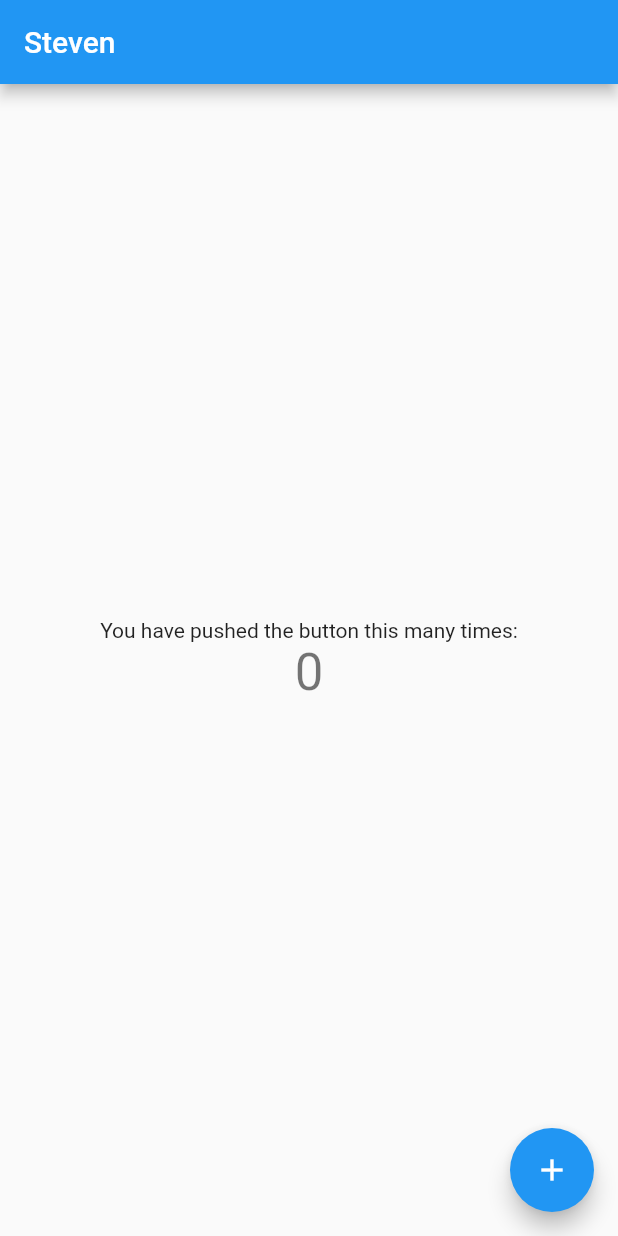
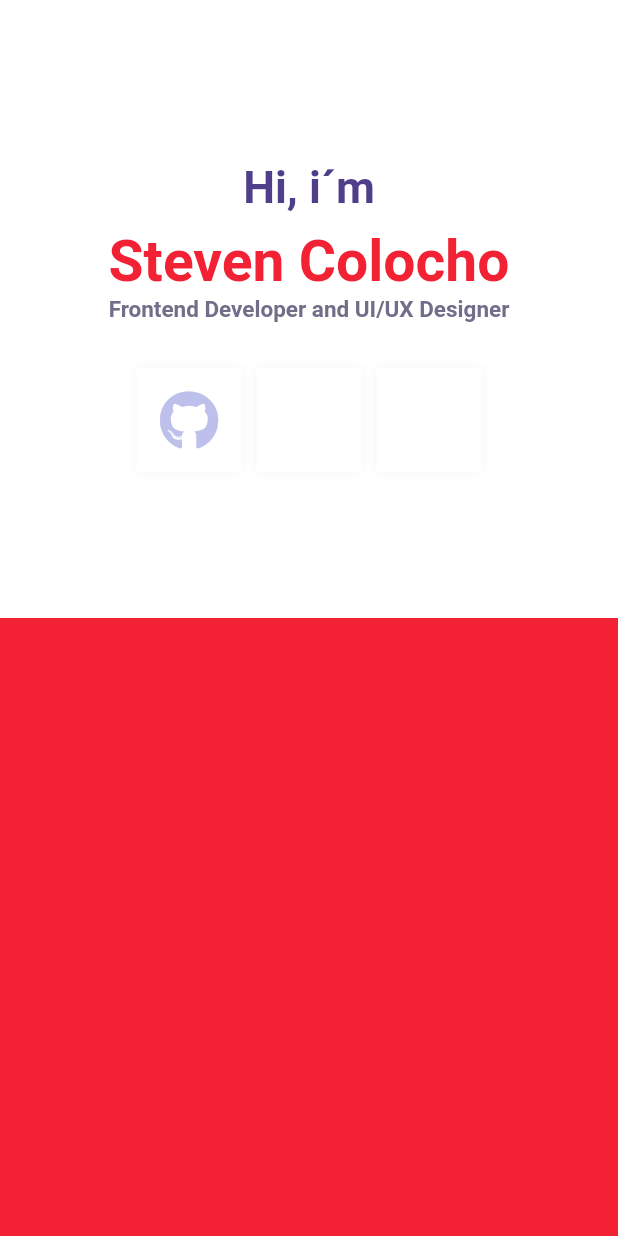
Before and after one commit to Makarov96/Steven, a Flutter app: the screen it shows after launch, on a phone screen of 412 x 824 dp. Run offline on Flutter 3.47's test engine with Material 2 defaults, Android fonts, the phone set to English and light mode, and no system bars; our stand-ins replace font_awesome_flutter.

Commit message:
"Adde custom screens"

```diff
--- /dev/null
+++ b/lib/Portfolio/ui/screens/home.dart
@@ -0,0 +1,13 @@
+import 'package:flutter/material.dart';
+import 'package:flutter_web_steven/Portfolio/ui/widgets/gridhome.dart';
+
+class Home extends StatelessWidget {
+  const Home({Key key}) : super(key: key);
+
+  @override
+  Widget build(BuildContext context) {
+    return Scaffold(
+      body: GridHome(),
+    );
+  }
+}
--- /dev/null
+++ b/lib/Portfolio/ui/widgets/gridhome.dart
@@ -0,0 +1,15 @@
+import 'package:flutter/material.dart';
+import 'package:flutter_web_steven/Portfolio/ui/widgets/maxviewscreen.dart';
+import 'package:flutter_web_steven/Portfolio/ui/widgets/minviewscreen.dart';
+
+
+class GridHome extends StatelessWidget {
+   GridHome({Key key}) : super(key: key);
+
+  @override
+  Widget build(BuildContext context) {
+    double screenHeight = MediaQuery.of(context).size.height;
+    double screenWidth = MediaQuery.of(context).size.width;
+    return  (screenWidth < 700)? MinViewScreen():MaxViewScreen();
+  }
+}
--- /dev/null
+++ b/lib/Portfolio/ui/widgets/maxviewscreen.dart
@@ -0,0 +1,78 @@
+import 'package:flutter/material.dart';
+import 'package:flutter_web_steven/Utils/styles.dart';
+
+
+class MaxViewScreen extends StatelessWidget {
+  const MaxViewScreen({Key key}) : super(key: key);
+
+  @override
+  Widget build(BuildContext context) {
+
+    double screenHeight = MediaQuery.of(context).size.height;
+    double screenWidth = MediaQuery.of(context).size.width;
+    return  Row(
+        children: [
+          Container(
+            child: Column(
+              mainAxisAlignment: MainAxisAlignment.center,
+              crossAxisAlignment: CrossAxisAlignment.center,
+              children:[
+
+                Flexible(child: Container(
+                  margin: EdgeInsets.all(20),
+                  child: Text("Hi, i´m", style: TextStyle(
+                    color:Styles.custompurple,
+                    fontWeight: FontWeight.w600,
+                    fontSize: 40
+                  )),
+                )),
+                 Flexible(child: Container(
+                  child: Text("Steven Colocho", style: TextStyle(
+                    color:Styles.customred,
+                    fontWeight: FontWeight.w600,
+                    fontSize: (screenWidth > 1300) ?  55 : 38
+                  )),
+                )),
+                Flexible(child: Container(
+                  child: Text("Frontend Developer and UI/UX Designer", style: TextStyle(
+                    color:Styles.customgray,
+                    fontWeight: FontWeight.w600,
+                    fontSize: 15
+                  )),
+                )),
+
+                Row(
+                  children: [
+                    Container(
+                      width: 70,
+                      height: 70,
+                      decoration: BoxDecoration(
+                        color: Colors.white,
+                        boxShadow: [
+                          BoxShadow(
+                            color: Colors.black.withOpacity(0.05),
+                            blurRadius:5.0,
+
+                          )
+                        ]
+                      ),
+                    ),
+                    Container(),
+                    Container()
+                  ],
+                )
+              ]
+            ),
+          width: screenWidth/2,
+            color: Colors.white,
+          ),
+          Container(
+          width: screenWidth/2,
+          decoration: BoxDecoration(
+            color:Color(0xFFF62839)
+          ),
+          )
+        ],
+    );
+  }
+}
--- /dev/null
+++ b/lib/Portfolio/ui/widgets/minviewscreen.dart
@@ -0,0 +1,103 @@
+import 'package:flutter/material.dart';
+import 'package:flutter_web_steven/Utils/styles.dart';
+import 'package:font_awesome_flutter/font_awesome_flutter.dart';
+
+class MinViewScreen extends StatelessWidget {
+  const MinViewScreen({Key key}) : super(key: key);
+
+  @override
+  Widget build(BuildContext context) {
+    double screenHeight = MediaQuery.of(context).size.height;
+    double screenWidth = MediaQuery.of(context).size.width;
+    return Column(
+      children: [
+        Container(
+          child: Container(
+              child: Column(
+                  mainAxisAlignment: MainAxisAlignment.center,
+                  crossAxisAlignment: CrossAxisAlignment.center,
+                  children: [
+                Flexible(
+                    child: Container(
+                  margin: EdgeInsets.all(10),
+                  child: Text("Hi, i´m",
+                      style: TextStyle(
+                          color: Styles.custompurple,
+                          fontWeight: FontWeight.w600,
+                          fontSize: 30)),
+                )),
+                Flexible(
+                    child: Container(
+                  child: Text("Steven Colocho",
+                      style: TextStyle(
+                          color: Styles.customred,
+                          fontWeight: FontWeight.w600,
+                          fontSize: (screenWidth > 1300) ? 55 : 38)),
+                )),
+                Flexible(
+                    child: Container(
+                  child: Text("Frontend Developer and UI/UX Designer",
+                      style: TextStyle(
+                          color: Styles.customgray,
+                          fontWeight: FontWeight.w600,
+                          fontSize: 15)),
+                )),
+                Padding(
+                  padding:  EdgeInsets.only(top:30.0),
+                  child: Row(
+
+                    mainAxisAlignment: MainAxisAlignment.center,
+                    children: [
+                      Container(
+                        alignment: Alignment.center,
+                        width: 70,
+                        height: 70,
+                          child: FaIcon(FontAwesomeIcons.github, color: Styles.customgraypurple, size: 40,),
+                        decoration:
+                            BoxDecoration(color: Colors.white, boxShadow: [
+                          BoxShadow(
+                            color: Colors.black.withOpacity(0.05),
+                            blurRadius: 5.0,
+                          )
+                        ]),
+                      ),
+                      Container(
+                        margin: EdgeInsets.only(left:10),
+                        width: 70,
+                        height: 70,
+                        decoration:
+                            BoxDecoration(color: Colors.white, boxShadow: [
+                          BoxShadow(
+                            color: Colors.black.withOpacity(0.05),
+                            blurRadius: 5.0,
+                          )
+                        ]),
+                      ),
+                      Container(
+                        margin: EdgeInsets.only(left:10),
+                        width: 70,
+                        height: 70,
+                        decoration:
+                            BoxDecoration(color: Colors.white, boxShadow: [
+                          BoxShadow(
+                            color: Colors.black.withOpacity(0.05),
+                            blurRadius: 5.0,
+                          )
+                        ]),
+                      )
+                    ],
+                  ),
+                )
+              ])),
+          height: screenHeight / 2,
+          width: double.infinity,
+          decoration: BoxDecoration(color: Colors.white),
+        ),
+        Container(
+          height: screenHeight / 2,
+          decoration: BoxDecoration(color: Styles.customred),
+        ),
+      ],
+    );
+  }
+}
--- /dev/null
+++ b/lib/Utils/styles.dart
@@ -0,0 +1,8 @@
+import 'package:flutter/cupertino.dart';
+
+class Styles {
+  static final custompurple = Color(0xFF4F3E8A);
+  static final customred = Color(0xFFF22133);
+  static final customgray = Color(0xFF706E88);
+  static final customgraypurple = Color(0xFFBDC0EA);
+}
--- a/lib/main.dart
+++ b/lib/main.dart
@@ -1,4 +1,5 @@
 import 'package:flutter/material.dart';
+import 'package:flutter_web_steven/Portfolio/ui/screens/home.dart';
 
 void main() {
   runApp(MyApp());
@@ -8,110 +9,12 @@ class MyApp extends StatelessWidget {
   // This widget is the root of your application.
   @override
   Widget build(BuildContext context) {
+
     return MaterialApp(
-      title: 'Flutter Demo',
-      theme: ThemeData(
-        // This is the theme of your application.
-        //
-        // Try running your application with "flutter run". You'll see the
-        // application has a blue toolbar. Then, without quitting the app, try
-        // changing the primarySwatch below to Colors.green and then invoke
-        // "hot reload" (press "r" in the console where you ran "flutter run",
-        // or simply save your changes to "hot reload" in a Flutter IDE).
-        // Notice that the counter didn't reset back to zero; the application
-        // is not restarted.
-        primarySwatch: Colors.blue,
-        // This makes the visual density adapt to the platform that you run
-        // the app on. For desktop platforms, the controls will be smaller and
-        // closer together (more dense) than on mobile platforms.
-        visualDensity: VisualDensity.adaptivePlatformDensity,
-      ),
-      home: MyHomePage(title: 'Steven'),
+      debugShowCheckedModeBanner: false,
+      title: 'Steven',
+
+      home: Home(),
     );
   }
 }
-
-class MyHomePage extends StatefulWidget {
-  MyHomePage({Key key, this.title}) : super(key: key);
-
-  // This widget is the home page of your application. It is stateful, meaning
-  // that it has a State object (defined below) that contains fields that affect
-  // how it looks.
-
-  // This class is the configuration for the state. It holds the values (in this
-  // case the title) provided by the parent (in this case the App widget) and
-  // used by the build method of the State. Fields in a Widget subclass are
-  // always marked "final".
-
-  final String title;
-
-  @override
-  _MyHomePageState createState() => _MyHomePageState();
-}
-
-class _MyHomePageState extends State<MyHomePage> {
-  int _counter = 0;
-
-  void _incrementCounter() {
-    setState(() {
-      // This call to setState tells the Flutter framework that something has
-      // changed in this State, which causes it to rerun the build method below
-      // so that the display can reflect the updated values. If we changed
-      // _counter without calling setState(), then the build method would not be
-      // called again, and so nothing would appear to happen.
-      _counter++;
-    });
-  }
-
-  @override
-  Widget build(BuildContext context) {
-    // This method is rerun every time setState is called, for instance as done
-    // by the _incrementCounter method above.
-    //
-    // The Flutter framework has been optimized to make rerunning build methods
-    // fast, so that you can just rebuild anything that needs updating rather
-    // than having to individually change instances of widgets.
-    return Scaffold(
-      appBar: AppBar(
-        // Here we take the value from the MyHomePage object that was created by
-        // the App.build method, and use it to set our appbar title.
-        title: Text(widget.title),
-      ),
-      body: Center(
-        // Center is a layout widget. It takes a single child and positions it
-        // in the middle of the parent.
-        child: Column(
-          // Column is also a layout widget. It takes a list of children and
-          // arranges them vertically. By default, it sizes itself to fit its
-          // children horizontally, and tries to be as tall as its parent.
-          //
-          // Invoke "debug painting" (press "p" in the console, choose the
-          // "Toggle Debug Paint" action from the Flutter Inspector in Android
-          // Studio, or the "Toggle Debug Paint" command in Visual Studio Code)
-          // to see the wireframe for each widget.
-          //
-          // Column has various properties to control how it sizes itself and
-          // how it positions its children. Here we use mainAxisAlignment to
-          // center the children vertically; the main axis here is the vertical
-          // axis because Columns are vertical (the cross axis would be
-          // horizontal).
-          mainAxisAlignment: MainAxisAlignment.center,
-          children: <Widget>[
-            Text(
-              'You have pushed the button this many times:',
-            ),
-            Text(
-              '$_counter',
-              style: Theme.of(context).textTheme.headline4,
-            ),
-          ],
-        ),
-      ),
-      floatingActionButton: FloatingActionButton(
-        onPressed: _incrementCounter,
-        tooltip: 'Increment',
-        child: Icon(Icons.add),
-      ), // This trailing comma makes auto-formatting nicer for build methods.
-    );
-  }
-}
```
Also changed, not shown: pubspec.yaml (+2 -7 lines), pubspec.lock.
